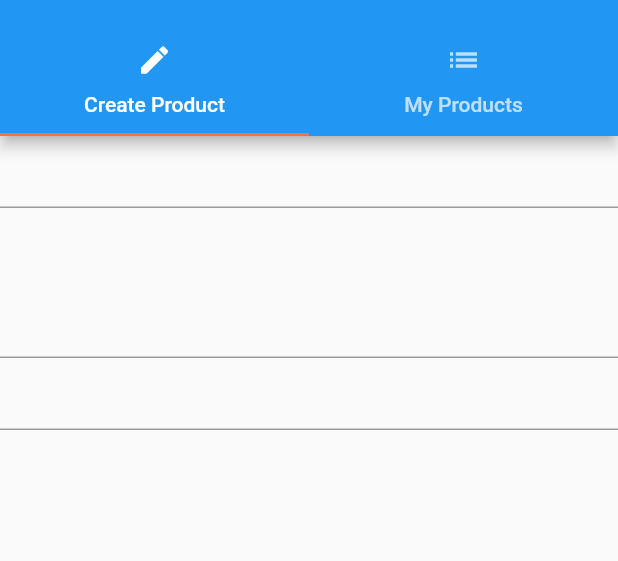
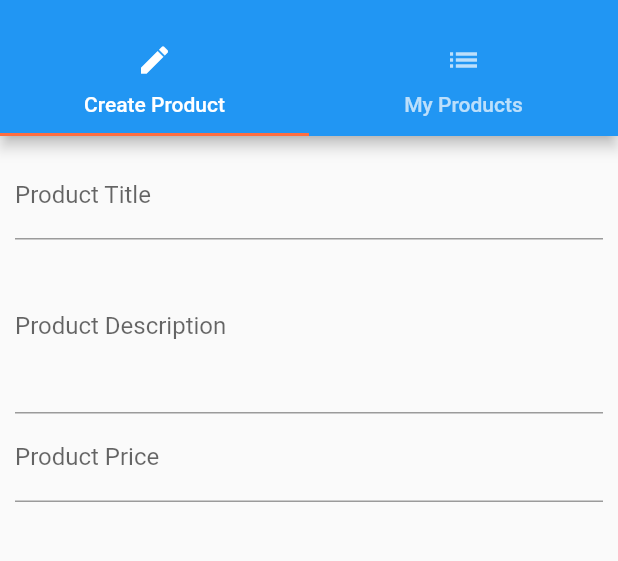
Before and after one commit to dwirandyh/flutter-basic, a Flutter app: the ProductAdminPage screen opened by its route, on a phone screen of 412 x 824 dp, the part 59-620 px from its top. Run offline on Flutter 3.47's test engine with Material 2 defaults, Android fonts, the phone set to English and light mode, and no system bars.

Commit message:
Styling Text Fields

```diff
--- a/1 Easy Food List/lib/pages/product_create.dart
+++ b/1 Easy Food List/lib/pages/product_create.dart
@@ -12,9 +12,12 @@ class _ProductCreatePage extends State<ProductCreatePage> {
 
   @override
   Widget build(BuildContext context) {
-    return Column(
+    return Container(
+      margin: EdgeInsets.all(10.0),
+      child: Column(
         children: <Widget>[
           TextField(
+            decoration: InputDecoration(labelText: 'Product Title'),
             onChanged: (String value) {
               setState(() {
                 _titleValue = value;
@@ -22,6 +25,7 @@ class _ProductCreatePage extends State<ProductCreatePage> {
             },
           ),
           TextField(
+            decoration: InputDecoration(labelText: 'Product Description'),
             maxLines: 4,
             onChanged: (String value) {
               setState(() {
@@ -30,6 +34,7 @@ class _ProductCreatePage extends State<ProductCreatePage> {
             },
           ),
           TextField(
+            decoration: InputDecoration(labelText: 'Product Price'),
             keyboardType: TextInputType.number,
             onChanged: (String value) {
               setState(() {
@@ -38,6 +43,7 @@ class _ProductCreatePage extends State<ProductCreatePage> {
             },
           )
         ],
+      ),
     );
   }
 }
```
Lines whose indentation alone changed are shown as unchanged.
